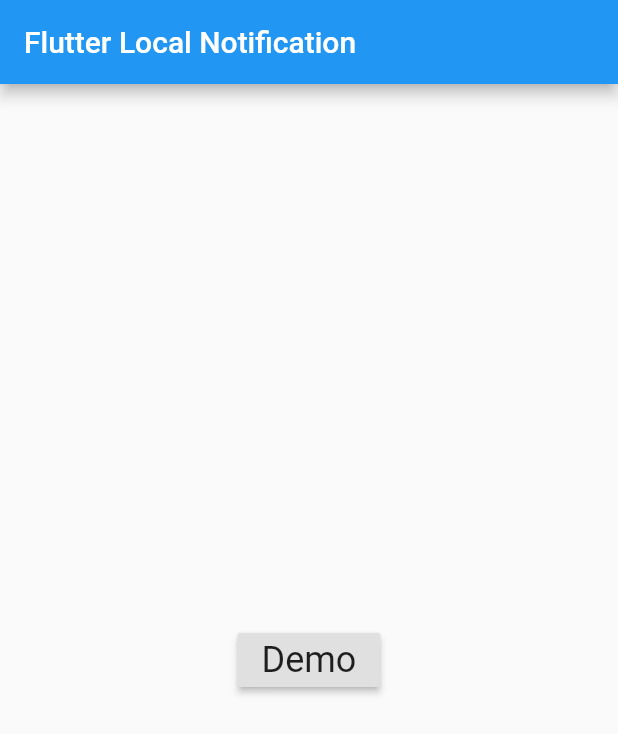
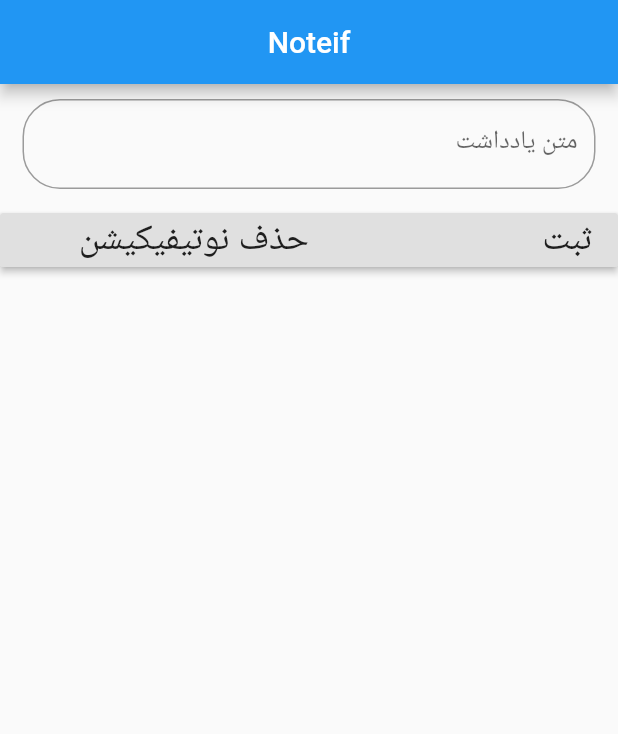
Before and after one commit to Move37-Team/noteif, a Flutter app: the screen it shows after launch, on a phone screen of 412 x 824 dp. Shown: the top 734 px of the screen. Run offline on Flutter 3.47's test engine with Material 2 defaults, Android fonts, the light colour scheme and no system bars; our stand-ins replace flutter_local_notifications.

Commit message:
some basic ui components

```diff
--- a/lib/main.dart
+++ b/lib/main.dart
@@ -1,8 +1,20 @@
 import 'dart:async';
 import 'package:flutter/material.dart';
+import 'package:flutter_localizations/flutter_localizations.dart';
 import 'package:flutter_local_notifications/flutter_local_notifications.dart';
 
-void main() => runApp(new MaterialApp(home: new MyApp()));
+void main() => runApp(MaterialApp(
+      localizationsDelegates: [
+        GlobalMaterialLocalizations.delegate,
+        GlobalWidgetsLocalizations.delegate,
+        GlobalCupertinoLocalizations.delegate,
+      ],
+      supportedLocales: [
+        Locale("fa", "IR"),
+      ],
+      locale: Locale("fa", "IR"),
+      home: new MyApp(),
+    ));
 
 class MyApp extends StatefulWidget {
   @override
@@ -11,6 +23,15 @@
 
 class _MyAppState extends State<MyApp> {
   FlutterLocalNotificationsPlugin flutterLocalNotificationsPlugin;
+  final myController = TextEditingController();
+
+  @override
+  void dispose() {
+    // Clean up the controller when the widget is removed from the widget tree.
+    // This also removes the _printLatestValue listener.
+    myController.dispose();
+    super.dispose();
+  }
 
   @override
   void initState() {
@@ -37,17 +58,56 @@
   @override
   Widget build(BuildContext context) {
     return Scaffold(
-      appBar: new AppBar(
-        title: new Text('Flutter Local Notification'),
+      appBar: AppBar(
+        title: Center(
+            child: Text('Noteif')
+        ),
       ),
-      body: new Center(
-        child: new RaisedButton(
-          onPressed: showNotification,
-          child: new Text(
-            'Demo',
-            style: Theme.of(context).textTheme.headline,
+      body: Column(
+        children: <Widget>[
+          Padding(
+            padding:
+                const EdgeInsets.symmetric(vertical: 10.0, horizontal: 15.0),
+            child: TextField(
+              keyboardType: TextInputType.multiline,
+              maxLines: null,
+              decoration: new InputDecoration(
+                labelText: "متن یادداشت",
+//                labelStyle: TextStyle(
+//                  color: Colors.red
+//                ),
+                border: new OutlineInputBorder(
+                  borderRadius: new BorderRadius.circular(25.0),
+                  borderSide: new BorderSide(),
+                ),
+              ),
+              controller: myController,
+            ),
           ),
-        ),
+          RaisedButton(
+            onPressed: () {
+              print(myController.text);
+            },
+            child: Row(
+              children: <Widget>[
+                Expanded(
+                  child: Text(
+                    'ثبت',
+                    style: Theme.of(context).textTheme.headline,
+                  ),
+                  flex: 1,
+                ),
+                Expanded(
+                  flex: 1,
+                  child: Text(
+                    'حذف نوتیفیکیشن',
+                    style: Theme.of(context).textTheme.headline,
+                  ),
+                ),
+              ],
+            ),
+          ),
+        ],
       ),
     );
   }
@@ -55,9 +115,7 @@
   showNotification() async {
     var android = new AndroidNotificationDetails(
         'channel id', 'channel NAME', 'CHANNEL DESCRIPTION',
-        priority: Priority.High,importance: Importance.Max,
-        ongoing: true
-    );
+        priority: Priority.High, importance: Importance.Max, ongoing: true);
     var iOS = new IOSNotificationDetails();
     var platform = new NotificationDetails(android, iOS);
     await flutterLocalNotificationsPlugin.show(
--- a/pubspec.yaml
+++ b/pubspec.yaml
@@ -18,6 +18,8 @@
 
 dependencies:
   flutter:
+    sdk: flutter
+  flutter_localizations:
     sdk: flutter
   flutter_local_notifications: any
 
```
Also changed, not shown: pubspec.lock.
